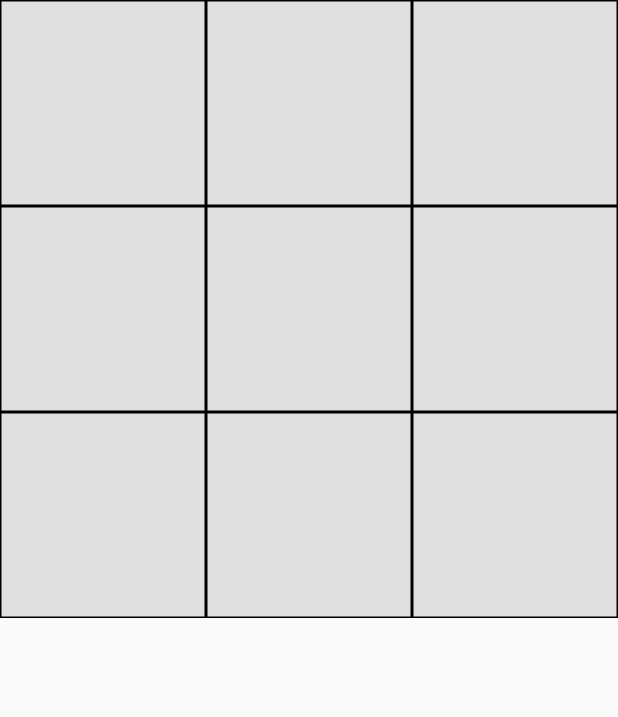
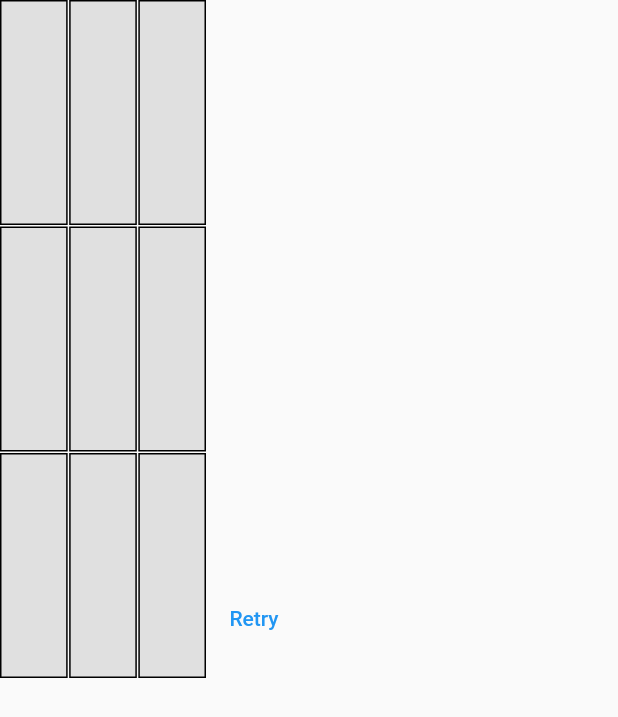
Before and after one commit to damilare-d/X_and_O_game, a Flutter app: the screen it shows after launch, on a phone screen of 412 x 824 dp. Shown: the top 717 px of the screen. Run offline on Flutter 3.47's test engine with Material 2 defaults, Android fonts, the phone set to English and light mode, and no system bars.

Commit message:
some bugs to fix

```diff
--- a/lib/xoGame.dart
+++ b/lib/xoGame.dart
@@ -125,11 +125,21 @@ class _XoxoGameState extends State<XoxoGame> {
   @override
   Widget build(BuildContext context) {
     return Scaffold(
+      resizeToAvoidBottomInset: false,
       body: SafeArea(
+        child: Row(
+          mainAxisSize: MainAxisSize.min,
+          children: [
+            SizedBox(
+              width: MediaQuery.of(context).size.width / 3,
               child: GridView.builder(
                 itemCount: 9,
                 gridDelegate: const SliverGridDelegateWithFixedCrossAxisCount(
                   crossAxisCount: 3,
+                  mainAxisExtent: 150,
+                  crossAxisSpacing: 1,
+                  mainAxisSpacing: 1,
+                  childAspectRatio: 1,
                 ),
                 itemBuilder: (BuildContext context, int index) {
                   final row = index ~/ 3;
@@ -137,6 +147,8 @@ class _XoxoGameState extends State<XoxoGame> {
                   return GestureDetector(
                     onTap: () => _handleTap(index),
                     child: Container(
+                      height: 60,
+                      width: 60,
                       decoration: BoxDecoration(
                           color: Colors.grey[300],
                           border: Border.all(
@@ -154,6 +166,10 @@ class _XoxoGameState extends State<XoxoGame> {
                 },
               ),
             ),
+            TextButton(onPressed: () {}, child: const Text('Retry'))
+          ],
+        ),
+      ),
     );
   }
 }
```
Lines whose indentation alone changed are shown as unchanged.
